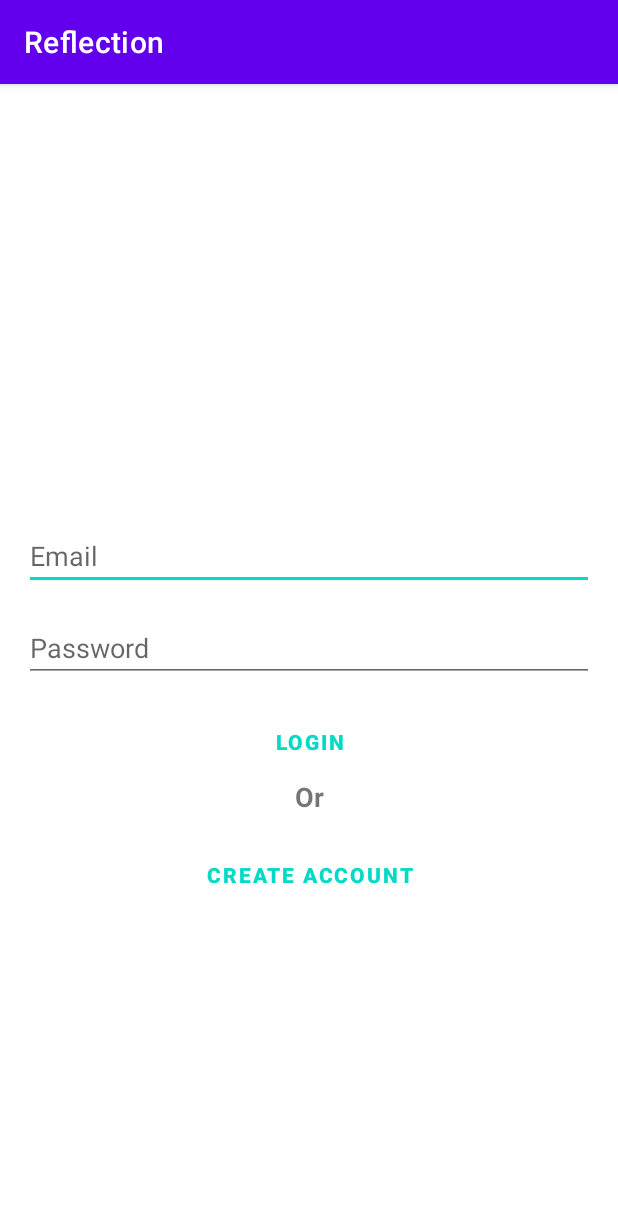
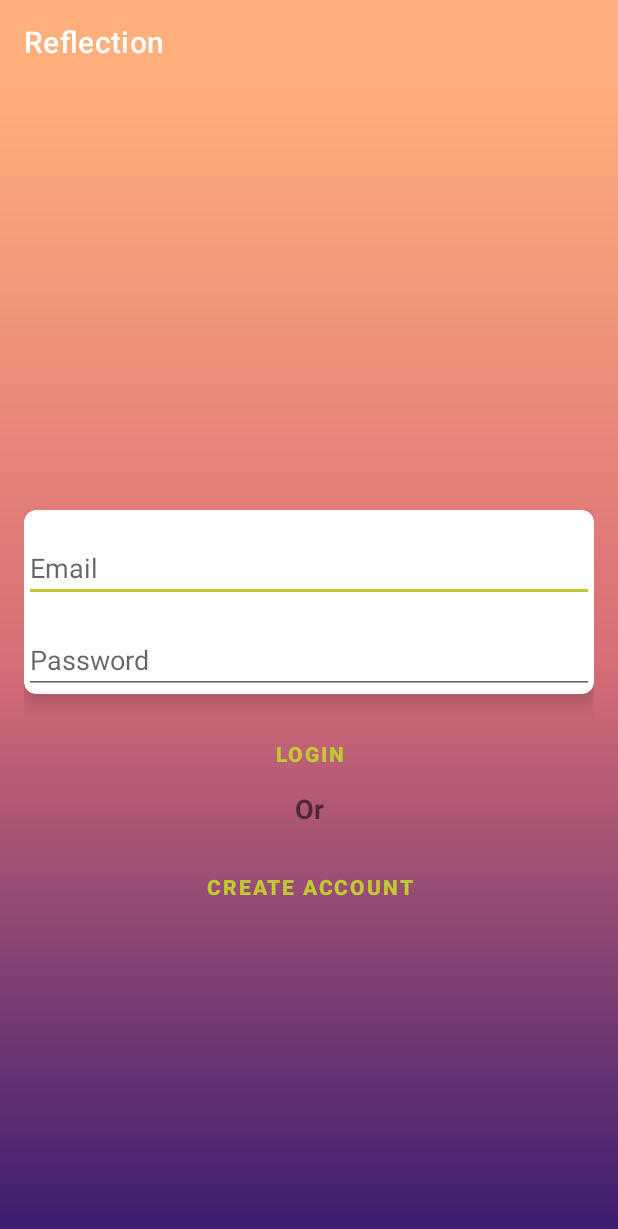
Before and after one commit to Astriex/Reflection, an Android app: the screen it shows after launch (LoginActivity), after a tap on "GET STARTED", on a phone screen of 412 x 824 dp. Shown: the top 1229 px of the screen. Run offline under Robolectric (Android 15) with nearby library versions, the phone set to English and light mode, and no system bars; our stand-ins replace Firebase (no records; nobody signed in at launch, a user with empty details on screens opened directly), data binding.

Commit message:
implemented automatic user login

```diff
--- a/app/src/main/java/com/astriex/reflection/adapters/NoteListAdapter.kt
+++ b/app/src/main/java/com/astriex/reflection/adapters/NoteListAdapter.kt
@@ -1,6 +1,7 @@
 package com.astriex.reflection.adapters
 
 import android.content.Context
+import android.content.Intent
 import android.text.format.DateUtils
 import android.view.LayoutInflater
 import android.view.ViewGroup
@@ -32,13 +33,12 @@ class NoteListAdapter(private val context: Context) :
         holder.binding.apply {
             tvNoteTitle.text = note.title
             tvNoteContent.text = note.content
-
             Glide.with(context)
                 .load(note.imageUrl)
                 .placeholder(R.drawable.ic_image_placeholder)
                 .into(ivNoteImage)
-
             tvNoteTimestamp.text = getRelativeTimestamp(note.timeAdded!!)
+            tvUsername.text = note.username
         }
     }
 
--- a/app/src/main/java/com/astriex/reflection/data/repositories/FirebaseRepository.kt
+++ b/app/src/main/java/com/astriex/reflection/data/repositories/FirebaseRepository.kt
@@ -9,6 +9,7 @@ import com.astriex.reflection.util.Result
 import com.google.firebase.Timestamp
 import com.google.firebase.auth.AuthResult
 import com.google.firebase.auth.FirebaseAuth
+import com.google.firebase.auth.FirebaseUser
 import com.google.firebase.firestore.DocumentReference
 import com.google.firebase.firestore.FirebaseFirestore
 import com.google.firebase.firestore.Query
@@ -96,7 +97,8 @@ class FirebaseRepository() {
 
     fun loadUserData() {
         var user: User? = null
-        val userId = firebaseAuth.currentUser!!.uid
+        val userId = firebaseAuth.currentUser?.uid
+        if (userId != null) {
             userCollectionReference
                 .whereEqualTo("userId", userId)
                 .addSnapshotListener { value, _ ->
@@ -110,6 +112,8 @@ class FirebaseRepository() {
                         }
                     }
                 }
+        }
+
     }
 
     fun loadNotebookData() = flow<Result> {
@@ -129,4 +133,9 @@ class FirebaseRepository() {
         firebaseAuth.signOut()
     }
 
+    fun getCurrentUser(): FirebaseUser? {
+        loadUserData()
+        return firebaseAuth.currentUser
     }
+
+}
--- a/app/src/main/java/com/astriex/reflection/ui/activities/intro/IntroActivity.kt
+++ b/app/src/main/java/com/astriex/reflection/ui/activities/intro/IntroActivity.kt
@@ -3,22 +3,43 @@ package com.astriex.reflection.ui.activities.intro
 import android.content.Intent
 import android.os.Bundle
 import androidx.appcompat.app.AppCompatActivity
+import androidx.lifecycle.ViewModelProvider
+import com.astriex.reflection.data.repositories.FirebaseRepository
 import com.astriex.reflection.databinding.ActivityIntroBinding
 import com.astriex.reflection.ui.activities.login.LoginActivity
+import com.astriex.reflection.ui.activities.notesList.NotesListActivity
 
 class IntroActivity : AppCompatActivity() {
-    private lateinit var bindingMain: ActivityIntroBinding
+    private lateinit var binding: ActivityIntroBinding
+    private lateinit var viewModel: IntroViewModel
 
     override fun onCreate(savedInstanceState: Bundle?) {
         super.onCreate(savedInstanceState)
-        bindingMain = ActivityIntroBinding.inflate(layoutInflater)
-        setContentView(bindingMain.root)
+        binding = ActivityIntroBinding.inflate(layoutInflater)
+        setContentView(binding.root)
 
+        viewModel =
+            ViewModelProvider(this, IntroViewModelFactory(FirebaseRepository.getInstance())).get(
+                IntroViewModel::class.java
+            )
+
+        setupActionbar()
         setupListeners()
+        userLoggedInCheck()
+    }
+
+    private fun userLoggedInCheck() {
+        if (viewModel.getCurrentUser() != null) {
+            startActivity(Intent(this, NotesListActivity::class.java))
+        }
+    }
+
+    private fun setupActionbar() {
+        supportActionBar!!.elevation = 0F
     }
 
     private fun setupListeners() {
-        bindingMain.btnStart.setOnClickListener {
+        binding.btnStart.setOnClickListener {
             startActivity(Intent(this, LoginActivity::class.java))
         }
     }
--- /dev/null
+++ b/app/src/main/java/com/astriex/reflection/ui/activities/intro/IntroViewModel.kt
@@ -0,0 +1,10 @@
+package com.astriex.reflection.ui.activities.intro
+
+import androidx.lifecycle.ViewModel
+import com.astriex.reflection.data.repositories.FirebaseRepository
+
+class IntroViewModel(private val repository: FirebaseRepository) : ViewModel() {
+
+    fun getCurrentUser() = repository.getCurrentUser()
+
+}
--- /dev/null
+++ b/app/src/main/java/com/astriex/reflection/ui/activities/intro/IntroViewModelFactory.kt
@@ -0,0 +1,14 @@
+package com.astriex.reflection.ui.activities.intro
+
+import androidx.lifecycle.ViewModel
+import androidx.lifecycle.ViewModelProvider
+import com.astriex.reflection.data.repositories.FirebaseRepository
+
+class IntroViewModelFactory(private val repository: FirebaseRepository): ViewModelProvider.Factory {
+    override fun <T : ViewModel?> create(modelClass: Class<T>): T {
+        if (modelClass.isAssignableFrom(IntroViewModel::class.java)) {
+            return IntroViewModel(repository) as T
+        }
+        throw IllegalArgumentException("Unknown ViewModel Class")
+    }
+}
--- a/app/src/main/java/com/astriex/reflection/ui/activities/login/LoginActivity.kt
+++ b/app/src/main/java/com/astriex/reflection/ui/activities/login/LoginActivity.kt
@@ -36,7 +36,12 @@ class LoginActivity : AppCompatActivity() {
         )
         bindingLogin.viewModel = viewModel
 
+        setupActionbar()
         setupListeners()
+    }
+
+    private fun setupActionbar() {
+        supportActionBar!!.elevation = 0F
     }
 
     private fun setupListeners() {
--- a/app/src/main/java/com/astriex/reflection/ui/activities/notesList/NotesListActivity.kt
+++ b/app/src/main/java/com/astriex/reflection/ui/activities/notesList/NotesListActivity.kt
@@ -38,12 +38,17 @@ class NotesListActivity : AppCompatActivity() {
         ).get(NotesListViewModel::class.java)
         binding.viewModel = viewModel
 
+        setupActionbar()
         setupViews()
 
         CoroutineScope(Dispatchers.Main).launch {
             loadNotes()
         }
 
+    }
+
+    private fun setupActionbar() {
+        supportActionBar!!.elevation = 0F
     }
 
     private fun setupViews() {
--- a/app/src/main/java/com/astriex/reflection/ui/activities/postNote/PostNoteActivity.kt
+++ b/app/src/main/java/com/astriex/reflection/ui/activities/postNote/PostNoteActivity.kt
@@ -38,7 +38,12 @@ class PostNoteActivity : AppCompatActivity() {
             )
         binding.viewModel = viewModel
 
+        setupActionbar()
         setupViews()
+    }
+
+    private fun setupActionbar() {
+        supportActionBar!!.elevation = 0F
     }
 
     private fun setupViews() {
--- a/app/src/main/java/com/astriex/reflection/ui/activities/register/CreateAccountActivity.kt
+++ b/app/src/main/java/com/astriex/reflection/ui/activities/register/CreateAccountActivity.kt
@@ -37,7 +37,12 @@ class CreateAccountActivity : AppCompatActivity() {
 
         binding.viewModel = viewModel
 
+        setupActionbar()
         setupListeners()
+    }
+
+    private fun setupActionbar() {
+        supportActionBar!!.elevation = 0F
     }
 
     private fun setupListeners() {
--- /dev/null
+++ b/app/src/main/res/drawable/gradient_background.xml
@@ -0,0 +1,11 @@
+<?xml version="1.0" encoding="utf-8"?>
+<shape xmlns:android="http://schemas.android.com/apk/res/android"
+    android:shape="rectangle">
+
+    <gradient
+        android:startColor="@color/gradientStartColor"
+        android:centerColor="@color/gradientCenterColor"
+        android:endColor="@color/gradientEndColor"
+        android:angle="90"/>
+
+</shape>
--- a/app/src/main/res/layout/activity_login.xml
+++ b/app/src/main/res/layout/activity_login.xml
@@ -1,8 +1,10 @@
 <?xml version="1.0" encoding="utf-8"?>
-<layout>
+<layout xmlns:app="http://schemas.android.com/apk/res-auto">
 
     <data>
-        <import type="android.view.View"/>
+
+        <import type="android.view.View" />
+
         <variable
             name="viewModel"
             type="com.astriex.reflection.ui.activities.login.LoginViewModel" />
@@ -12,6 +14,7 @@
         xmlns:tools="http://schemas.android.com/tools"
         android:layout_width="match_parent"
         android:layout_height="match_parent"
+        android:background="@drawable/gradient_background"
         android:gravity="center"
         android:orientation="vertical"
         android:padding="16dp"
@@ -30,10 +33,22 @@
             android:layout_height="wrap_content"
             android:orientation="vertical">
 
+            <androidx.cardview.widget.CardView
+                android:layout_width="match_parent"
+                android:layout_height="wrap_content"
+                app:cardCornerRadius="8dp"
+                app:cardElevation="8dp">
+
+                <LinearLayout
+                    android:layout_width="match_parent"
+                    android:layout_height="wrap_content"
+                    android:orientation="vertical">
+
                     <AutoCompleteTextView
                         android:id="@+id/actEmail"
                         android:layout_width="match_parent"
                         android:layout_height="wrap_content"
+                        android:layout_marginTop="16dp"
                         android:hint="Email"
                         android:inputType="textEmailAddress"
                         android:maxLines="1" />
@@ -47,33 +62,37 @@
                         android:inputType="textPassword"
                         android:maxLines="1" />
 
-            <Button
+                </LinearLayout>
+
+            </androidx.cardview.widget.CardView>
+
+            <com.google.android.material.button.MaterialButton
                 android:id="@+id/btnLogin"
                 android:layout_width="match_parent"
                 android:layout_height="wrap_content"
+                android:layout_marginTop="16dp"
+                android:background="@android:color/transparent"
                 android:text="Login"
-                android:background="@android:color/transparent"
-                android:textColor="@color/teal_200"
-                android:layout_marginTop="16dp"
-                android:textStyle="bold"/>
+                android:textColor="@color/limeGreen"
+                android:textStyle="bold" />
 
             <TextView
                 android:layout_width="match_parent"
                 android:layout_height="wrap_content"
+                android:gravity="center_horizontal"
                 android:text="Or"
-                android:textStyle="bold"
                 android:textSize="18sp"
-                android:gravity="center_horizontal"/>
+                android:textStyle="bold" />
 
-            <Button
+            <com.google.android.material.button.MaterialButton
                 android:id="@+id/btnCreateAccount"
                 android:layout_width="match_parent"
                 android:layout_height="wrap_content"
+                android:layout_marginTop="16dp"
+                android:background="@android:color/transparent"
                 android:text="Create account"
-                android:background="@android:color/transparent"
-                android:textColor="@color/teal_200"
-                android:layout_marginTop="16dp"
-                android:textStyle="bold"/>
+                android:textColor="@color/limeGreen"
+                android:textStyle="bold" />
 
         </LinearLayout>
 
--- a/app/src/main/res/values/colors.xml
+++ b/app/src/main/res/values/colors.xml
@@ -7,4 +7,14 @@
     <color name="teal_700">#FF018786</color>
     <color name="black">#FF000000</color>
     <color name="white">#FFFFFFFF</color>
+
+    // gradient
+    <color name="gradientStartColor">#3a1c71</color>
+    <color name="gradientCenterColor">#d76d77</color>
+    <color name="gradientEndColor">#ffaf7b</color>
+
+    // custom app colors
+    <color name="limeGreen">#c0ca33</color>
+    <color name="yellow">#ffde03</color>
+
 </resources>
--- a/app/src/main/res/values/themes.xml
+++ b/app/src/main/res/values/themes.xml
@@ -2,15 +2,21 @@
     <!-- Base application theme. -->
     <style name="Theme.Reflection" parent="Theme.MaterialComponents.DayNight.DarkActionBar">
         <!-- Primary brand color. -->
-        <item name="colorPrimary">@color/purple_500</item>
-        <item name="colorPrimaryVariant">@color/purple_700</item>
+        <item name="colorPrimary">@color/gradientEndColor</item>
+        <item name="colorPrimaryVariant">@color/gradientEndColor</item>
         <item name="colorOnPrimary">@color/white</item>
         <!-- Secondary brand color. -->
-        <item name="colorSecondary">@color/teal_200</item>
-        <item name="colorSecondaryVariant">@color/teal_700</item>
+        <item name="colorSecondary">@color/limeGreen</item>
+        <item name="colorSecondaryVariant">@color/yellow</item>
         <item name="colorOnSecondary">@color/black</item>
         <!-- Status bar color. -->
         <item name="android:statusBarColor" tools:targetApi="l">?attr/colorPrimaryVariant</item>
         <!-- Customize your theme here. -->
+        <item name="android:textAppearanceButton">@style/TextAppearance.AppCompat.Button.Custom</item>
     </style>
+
+    <style name="TextAppearance.AppCompat.Button.Custom">
+        <item name="android:textColor">@color/yellow</item>
+    </style>
+
 </resources>
```
Also changed, not shown: app/src/main/res/drawable/input_outline.xml (added, +11 -0 lines), app/src/main/res/layout/activity_create_account.xml (+26 -7 lines), app/src/main/res/layout/activity_intro.xml (+11 -8 lines), app/src/main/res/layout/activity_notes_list.xml (+7 -3 lines), app/src/main/res/layout/activity_post_note.xml (+15 -6 lines), app/src/main/res/layout/item_note_row.xml (+30 -8 lines). Lines whose indentation alone changed are shown as unchanged.
